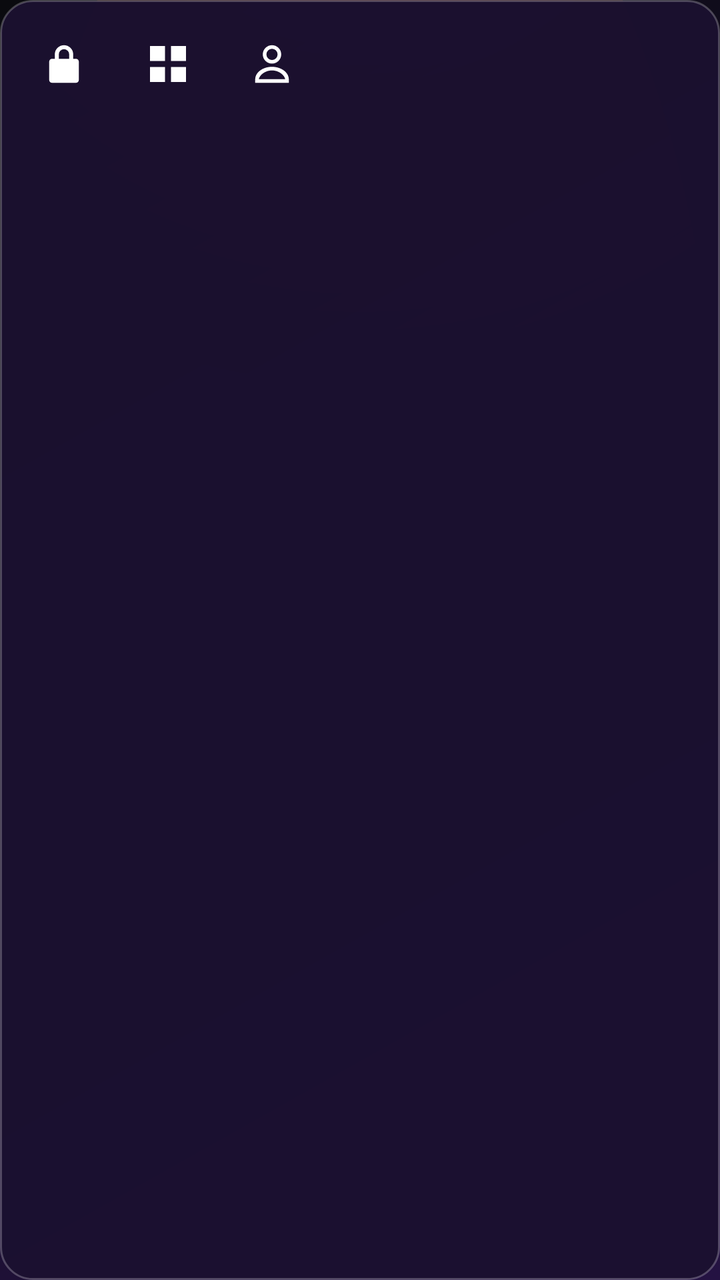
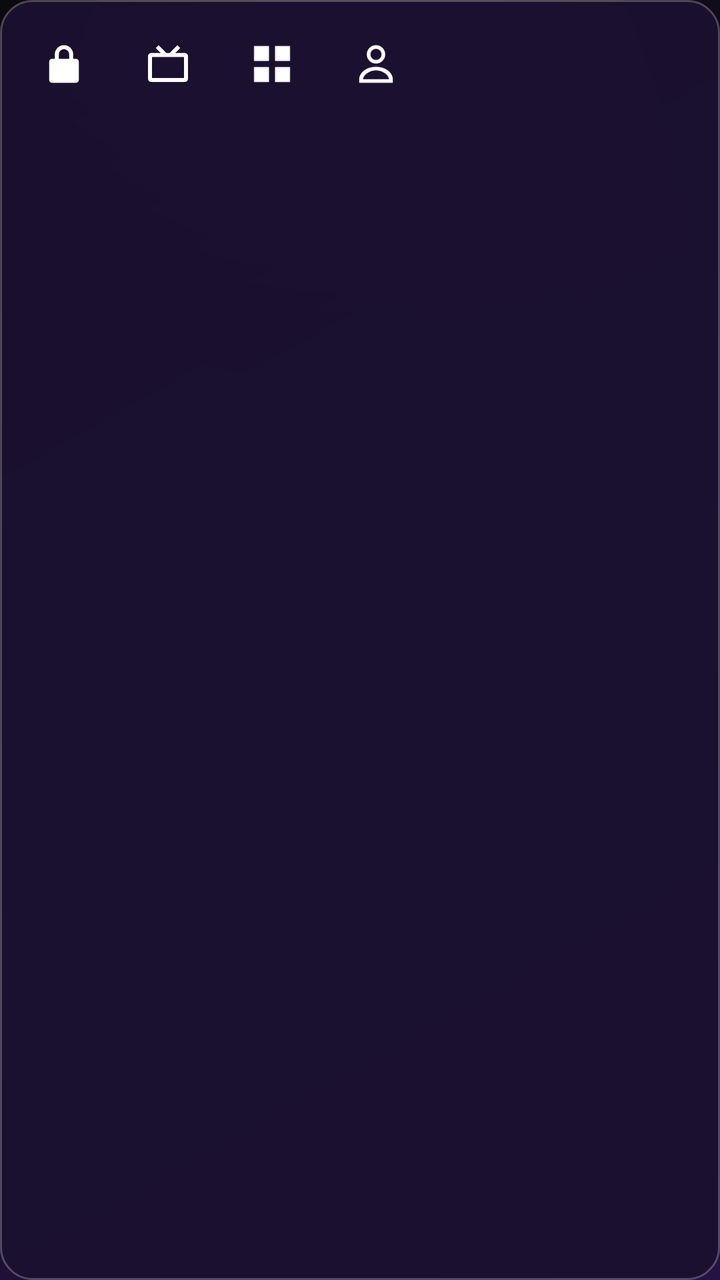

The first picture is an Android layout as it rendered before a commit; the second is the same layout after the commit. The layout source and the unified diff follow.
<!-- AndroidManifest.xml: application theme Theme.MiIPTV -->
<!-- res/layout/popup_quick_menu.xml -->
<?xml version="1.0" encoding="utf-8"?>
<LinearLayout xmlns:android="http://schemas.android.com/apk/res/android"
    android:layout_width="wrap_content"
    android:layout_height="wrap_content"
    android:orientation="horizontal"
    android:background="@drawable/bg_popup_menu"
    android:padding="6dp"
    android:elevation="12dp">

    <ImageButton
        android:id="@+id/quickParental"
        android:layout_width="52dp"
        android:layout_height="52dp"
        android:padding="14dp"
        android:src="@drawable/ic_lock_closed"
        android:background="@android:color/transparent"
        android:contentDescription="@string/action_parental"
        android:scaleType="fitCenter" />

    <ImageButton
        android:id="@+id/quickMulti"
        android:layout_width="52dp"
        android:layout_height="52dp"
        android:padding="14dp"
        android:src="@drawable/ic_multiscreen"
        android:background="@android:color/transparent"
        android:contentDescription="@string/nav_multi"
        android:scaleType="fitCenter" />

    <ImageButton
        android:id="@+id/quickAccount"
        android:layout_width="52dp"
        android:layout_height="52dp"
        android:padding="14dp"
        android:src="@drawable/ic_account"
        android:background="@android:color/transparent"
        android:contentDescription="@string/action_account"
        android:scaleType="fitCenter" />

</LinearLayout>
<!-- resources referenced by this layout -->
<resources>
  <!-- drawable bg_popup_menu (drawable) -->
  <?xml version="1.0" encoding="utf-8"?>
  <shape xmlns:android="http://schemas.android.com/apk/res/android"
      android:shape="rectangle">
      <solid android:color="#F21B1030" />
      <corners android:radius="16dp" />
      <stroke android:width="1dp" android:color="@color/glass_border" />
  </shape>
  <string name="action_account">Cuenta</string>
  <string name="action_parental">Control parental</string>
  <string name="nav_multi">Multi</string>
  <color name="glass_border">#3DFFFFFF</color>
  <color name="text_light">#FFFFFF</color>
  <color name="text_muted">#B8AED1</color>
  <color name="background_dark">#0A0A0F</color>
  <color name="brand_primary">#FF3CAC</color>
  <color name="brand_primary_dark">#1A0B2E</color>
  <color name="brand_accent">#FF6A00</color>
  <!-- drawable bg_screen (drawable) -->
  <?xml version="1.0" encoding="utf-8"?>
  <layer-list xmlns:android="http://schemas.android.com/apk/res/android">
      <item android:drawable="@drawable/bg_app_gradient" />
      <item android:drawable="@drawable/bg_glow_top" android:top="-120dp" />
  </layer-list>
  <!-- drawable bg_dialog (drawable) -->
  <?xml version="1.0" encoding="utf-8"?>
  <shape xmlns:android="http://schemas.android.com/apk/res/android"
      android:shape="rectangle">
      <solid android:color="@color/dialog_bg" />
      <corners android:radius="16dp" />
      <stroke android:width="1dp" android:color="@color/glass_border" />
  </shape>
  <style name="DialogButtonFramework" parent="android:Widget.Material.Button.Borderless">
          <item name="android:textColor">@color/text_light</item>
          <item name="android:textStyle">bold</item>
      </style>
  <color name="dialog_bg">#1B1230</color>
  <style name="DialogButton" parent="Widget.MaterialComponents.Button.TextButton.Dialog">
          <item name="android:textColor">@color/text_light</item>
          <item name="android:textStyle">bold</item>
          <item name="rippleColor">@color/brand_primary</item>
      </style>
  <!-- drawable bg_app_gradient (drawable) -->
  <?xml version="1.0" encoding="utf-8"?>
  <shape xmlns:android="http://schemas.android.com/apk/res/android"
      android:shape="rectangle">
      <gradient
          android:type="linear"
          android:angle="135"
          android:startColor="@color/background_gradient_start"
          android:endColor="@color/background_gradient_end" />
  </shape>
  <!-- drawable bg_glow_top (drawable) -->
  <?xml version="1.0" encoding="utf-8"?>
  <shape xmlns:android="http://schemas.android.com/apk/res/android"
      android:shape="oval">
      <gradient
          android:type="radial"
          android:gradientRadius="380dp"
          android:centerX="0.5"
          android:centerY="0"
          android:startColor="#40FF3CAC"
          android:centerColor="#15FF6A00"
          android:endColor="#00000000" />
  </shape>
  <color name="background_gradient_start">#241242</color>
  <color name="background_gradient_end">#0A0A0F</color>
  <!-- unchanged entries left out for length: 5 -->
</resources>

<!-- the commit's change to res/layout/popup_quick_menu.xml (unified diff, before → after) -->
@@ -15,6 +15,16 @@
         android:src="@drawable/ic_lock_closed"
         android:background="@android:color/transparent"
         android:contentDescription="@string/action_parental"
+        android:scaleType="fitCenter" />
+
+    <ImageButton
+        android:id="@+id/quickGuide"
+        android:layout_width="52dp"
+        android:layout_height="52dp"
+        android:padding="14dp"
+        android:src="@drawable/ic_live"
+        android:background="@android:color/transparent"
+        android:contentDescription="@string/action_guide"
         android:scaleType="fitCenter" />
 
     <ImageButton
<!-- resource entries referenced after the edit -->
@@ -8,7 +8,20 @@
       <corners android:radius="16dp" />
       <stroke android:width="1dp" android:color="@color/glass_border" />
   </shape>
+  <!-- drawable ic_live (drawable) -->
+  <?xml version="1.0" encoding="utf-8"?>
+  <vector xmlns:android="http://schemas.android.com/apk/res/android"
+      android:width="22dp"
+      android:height="22dp"
+      android:viewportWidth="24"
+      android:viewportHeight="24"
+      android:tint="@color/text_light">
+      <path
+          android:fillColor="#FFFFFF"
+          android:pathData="M7.3,2.6L11.2,6.5L12.8,6.5L16.7,2.6L18.1,4.0L15.6,6.5L20.4,6.5A1.6,1.6 0 0,1 22,8.1L22,19.4A1.6,1.6 0 0,1 20.4,21L3.6,21A1.6,1.6 0 0,1 2,19.4L2,8.1A1.6,1.6 0 0,1 3.6,6.5L8.4,6.5L5.9,4.0zM4,8.5L4,19L20,19L20,8.5z" />
+  </vector>
   <string name="action_account">Cuenta</string>
+  <string name="action_guide">Guía</string>
   <string name="action_parental">Control parental</string>
   <string name="nav_multi">Multi</string>
   <color name="glass_border">#3DFFFFFF</color>
